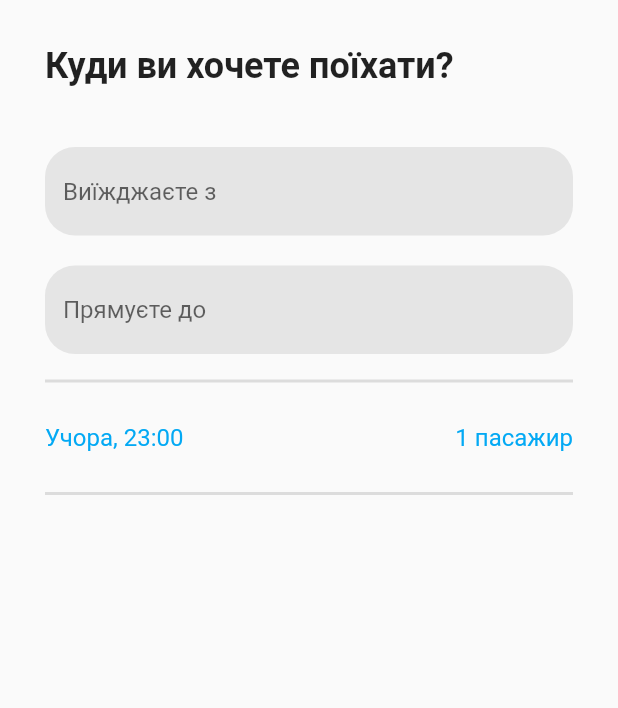
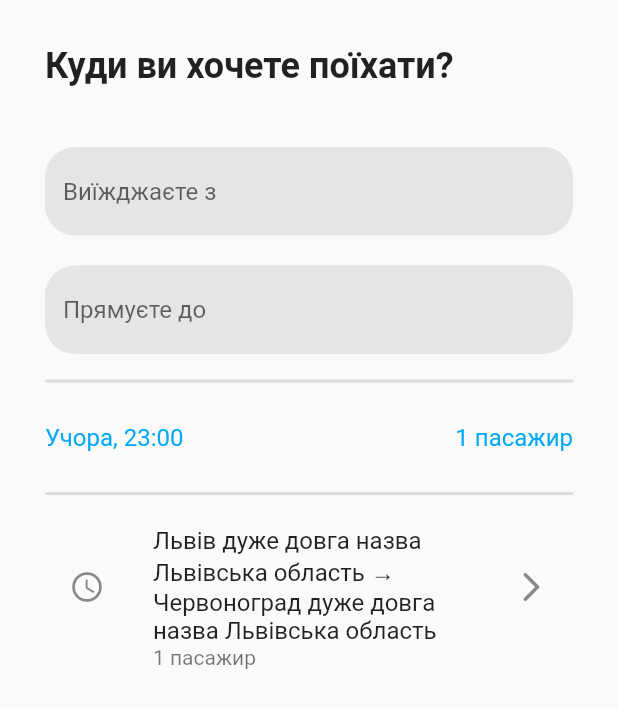
Before and after one commit to Ravenen/flutter_layout, a Flutter app: the screen it shows after launch, on a phone screen of 412 x 824 dp. Shown: the top 708 px of the screen. Run offline on Flutter 3.47's test engine with Material 2 defaults, Android fonts, the phone set to English and light mode, and no system bars.

Commit message:
Added the rideHistory sector

```diff
--- a/lib/main.dart
+++ b/lib/main.dart
@@ -1,5 +1,6 @@
 import 'package:flutter/material.dart';
 import 'package:flutter/services.dart';
+import 'package:flutter/widgets.dart';
 import 'package:layout_app/colors.dart';
 
 void main() {
@@ -28,6 +29,26 @@ class MyApp extends StatelessWidget {
     return Text(
       text,
       style: const TextStyle(fontSize: 16, color: Colors.lightBlue),
+    );
+  }
+
+  Widget _buildRideHistoryListTile(
+      String from, String to, int passengersNumber) {
+    Widget _buildVerticallyCenteredIcon(IconData icon) {
+      return SizedBox(
+        height: double.infinity, // Place the icon vertically centered
+        child: Icon(icon),
+      );
+    }
+
+    return Container(
+      padding: const EdgeInsets.symmetric(vertical: 10),
+      child: ListTile(
+        title: Text(from + " → " + to),
+        subtitle: Text(passengersNumber.toString() + ' пасажир'),
+        leading: _buildVerticallyCenteredIcon(Icons.watch_later_outlined),
+        trailing: _buildVerticallyCenteredIcon(Icons.arrow_forward_ios_rounded),
+      ),
     );
   }
 
@@ -73,6 +94,13 @@ class MyApp extends StatelessWidget {
         ],
       ),
     );
+
+    Widget rideHistorySector = Column(
+      children: [
+        _buildRideHistoryListTile('Львів дуже довга назва Львівська область',
+            'Червоноград дуже довга назва Львівська область', 1),
+      ],
+    );
     SystemChrome.setSystemUIOverlayStyle(const SystemUiOverlayStyle(
       statusBarColor: Colors.white,
       statusBarBrightness: Brightness.dark,
@@ -97,6 +125,7 @@ class MyApp extends StatelessWidget {
                     divider,
                     timeSector,
                     divider,
+                    rideHistorySector,
                   ],
                 ),
               ),
```
